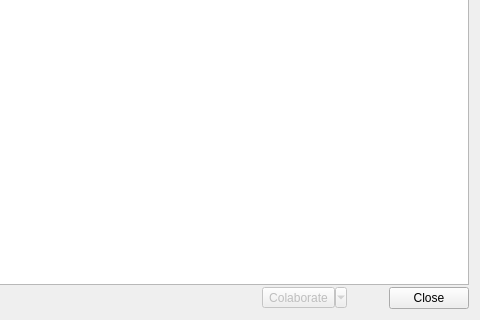
Qt form knewstuff/knewstuff2/ui/DownloadDialog.ui (KDE/kdelibs) before a commit; both pictures show x 245 to 725 and y 167 to 487 of the 725 by 487 pixel window.
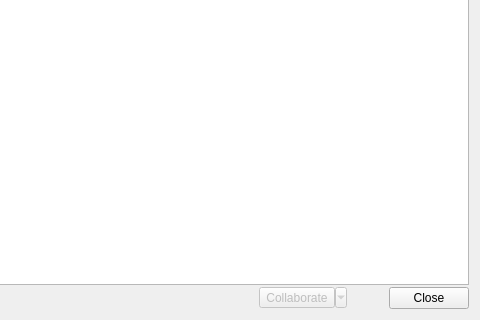
The same form after that commit. Custom widgets are drawn as their Qt base class.

Commit message: Correct spelling.  'Colaborate' -> 'Collaborate'.

```diff
--- a/knewstuff/knewstuff2/ui/DownloadDialog.ui
+++ b/knewstuff/knewstuff2/ui/DownloadDialog.ui
@@ -153,7 +153,7 @@
         <bool>false</bool>
        </property>
        <property name="text" >
-        <string>Colaborate</string>
+        <string>Collaborate</string>
        </property>
        <property name="popupMode" >
         <enum>QToolButton::MenuButtonPopup</enum>
```
